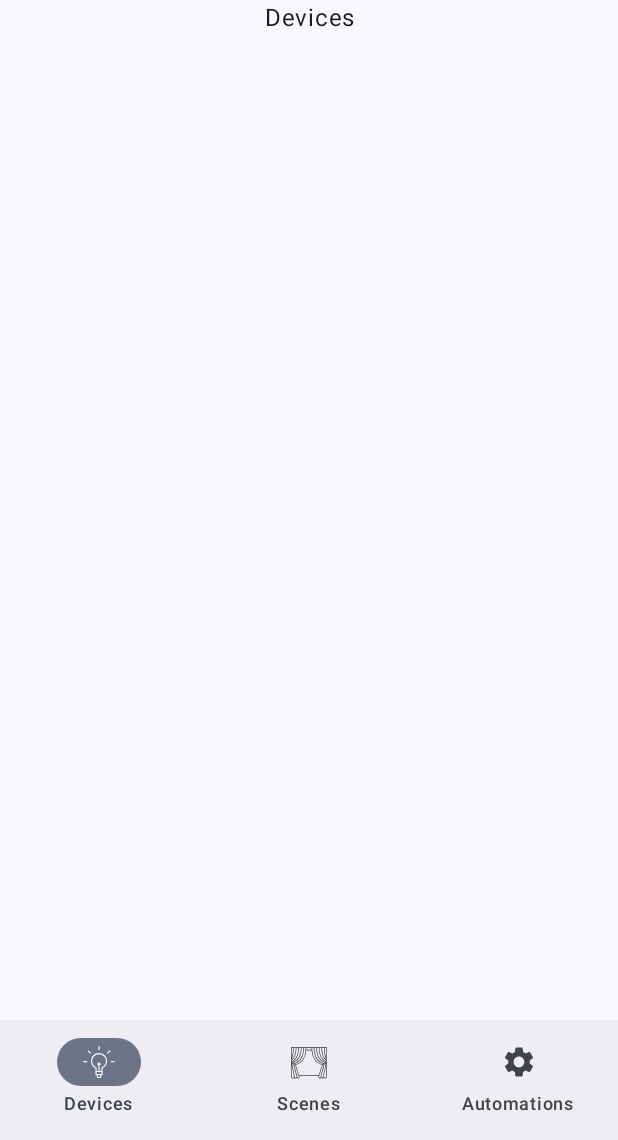
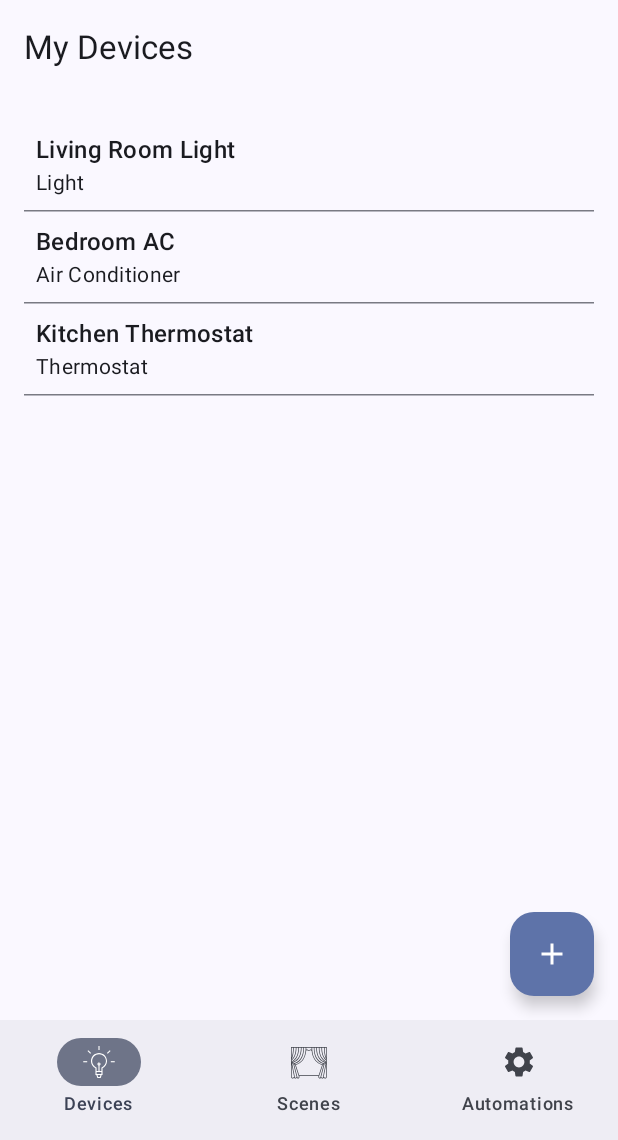
Before and after one commit to UTN-FRBA-Mobile/HomeAssistant, an Android app built with Jetpack Compose: the screen it shows after launch (MainActivity), on a phone screen of 412 x 824 dp, the part 96-1236 px from its top. Run offline under Robolectric (Android 15) with nearby library versions, the phone set to English and light mode, and no system bars.

Commit message:
Added device list and device detail screens

```diff
--- a/app/src/main/java/ar/edu/utn/frba/homeassistant/MainActivity.kt
+++ b/app/src/main/java/ar/edu/utn/frba/homeassistant/MainActivity.kt
@@ -33,6 +33,7 @@ import androidx.navigation.NavController
 import androidx.navigation.compose.NavHost
 import androidx.navigation.compose.composable
 import androidx.navigation.compose.rememberNavController
+import ar.edu.utn.frba.homeassistant.ui.devices.DevicesTabContent
 import ar.edu.utn.frba.homeassistant.ui.theme.HomeAssistantTheme
 
 class MainActivity : ComponentActivity() {
@@ -103,11 +104,7 @@ fun HomeAssistantMainScaffold() {
             modifier = Modifier.padding(innerPadding)
         ) {
             composable("devices") {
-                Text(
-                    text = "Devices",
-                    textAlign = TextAlign.Center,
-                    modifier = Modifier.fillMaxWidth()
-                )
+                DevicesTabContent()
             }
             composable("scenes") {
                 Text(
--- /dev/null
+++ b/app/src/main/java/ar/edu/utn/frba/homeassistant/data/Device.kt
@@ -0,0 +1,7 @@
+package ar.edu.utn.frba.homeassistant.data
+
+data class Device(
+    val id: String,
+    val name: String,
+    val type: String
+)
--- /dev/null
+++ b/app/src/main/java/ar/edu/utn/frba/homeassistant/data/DeviceRepository.kt
@@ -0,0 +1,17 @@
+package ar.edu.utn.frba.homeassistant.data
+
+class DeviceRepository {
+    private val devices = listOf(
+        Device("1", "Living Room Light", "Light"),
+        Device("2", "Bedroom AC", "Air Conditioner"),
+        Device("3", "Kitchen Thermostat", "Thermostat")
+    )
+
+    fun getDevices(): List<Device> {
+        return devices
+    }
+
+    fun getDeviceById(deviceId: String): Device? {
+        return devices.find { it.id == deviceId }
+    }
+}
--- /dev/null
+++ b/app/src/main/java/ar/edu/utn/frba/homeassistant/ui/devices/DevicesScreen.kt
@@ -0,0 +1,66 @@
+package ar.edu.utn.frba.homeassistant.ui.devices
+
+import androidx.compose.foundation.clickable
+import androidx.compose.foundation.layout.*
+import androidx.compose.foundation.lazy.LazyColumn
+import androidx.compose.material.icons.Icons
+import androidx.compose.material.icons.filled.Add
+import androidx.compose.material3.*
+import androidx.compose.runtime.*
+import androidx.compose.ui.Modifier
+import androidx.compose.ui.unit.dp
+import androidx.navigation.NavController
+import ar.edu.utn.frba.homeassistant.data.Device
+import ar.edu.utn.frba.homeassistant.data.DeviceRepository
+
+@OptIn(ExperimentalMaterial3Api::class)
+@Composable
+fun DevicesScreen(navController: NavController) {
+    val deviceRepository = remember { DeviceRepository() }
+    val devices = remember { deviceRepository.getDevices() }
+
+    Scaffold(
+        topBar = {
+            TopAppBar(
+                title = { Text("My Devices") }
+            )
+        },
+        floatingActionButton = {
+            FloatingActionButton(onClick = {
+                // Handle add new device action here
+            }) {
+                Icon(Icons.Default.Add, contentDescription = "Add Device")
+            }
+        }
+    ) { paddingValues ->
+        LazyColumn(
+            contentPadding = paddingValues,
+            modifier = Modifier
+                .fillMaxSize()
+                .padding(16.dp)
+        ) {
+            items(devices.size) { index ->
+                val device = devices[index]
+                DeviceRow(device, navController)
+                HorizontalDivider()
+            }
+        }
+    }
+}
+
+@Composable
+fun DeviceRow(device: Device, navController: NavController) {
+    Row(
+        modifier = Modifier
+            .fillMaxWidth()
+            .padding(8.dp)
+            .clickable {
+                navController.navigate("deviceDetail/${device.id}")
+            }
+    ) {
+        Column(modifier = Modifier.weight(1f)) {
+            Text(text = device.name, style = MaterialTheme.typography.titleMedium)
+            Text(text = device.type, style = MaterialTheme.typography.bodyMedium)
+        }
+    }
+}
--- /dev/null
+++ b/app/src/main/java/ar/edu/utn/frba/homeassistant/ui/devices/DevicesTabContent.kt
@@ -0,0 +1,21 @@
+package ar.edu.utn.frba.homeassistant.ui.devices
+
+import androidx.compose.runtime.Composable
+import androidx.navigation.compose.NavHost
+import androidx.navigation.compose.composable
+import androidx.navigation.compose.rememberNavController
+
+@Composable
+fun DevicesTabContent() {
+    val navController = rememberNavController()
+
+    NavHost(navController, startDestination = "devicesList") {
+        composable("devicesList") {
+            DevicesScreen(navController)
+        }
+        composable("deviceDetail/{deviceId}") { backStackEntry ->
+            val deviceId = backStackEntry.arguments?.getString("deviceId") ?: ""
+            DeviceDetailScreen(navController, deviceId)
+        }
+    }
+}
```
Also changed, not shown: app/src/main/java/ar/edu/utn/frba/homeassistant/ui/devices/DeviceDetailScreen.kt (added, +53 -0 lines).
